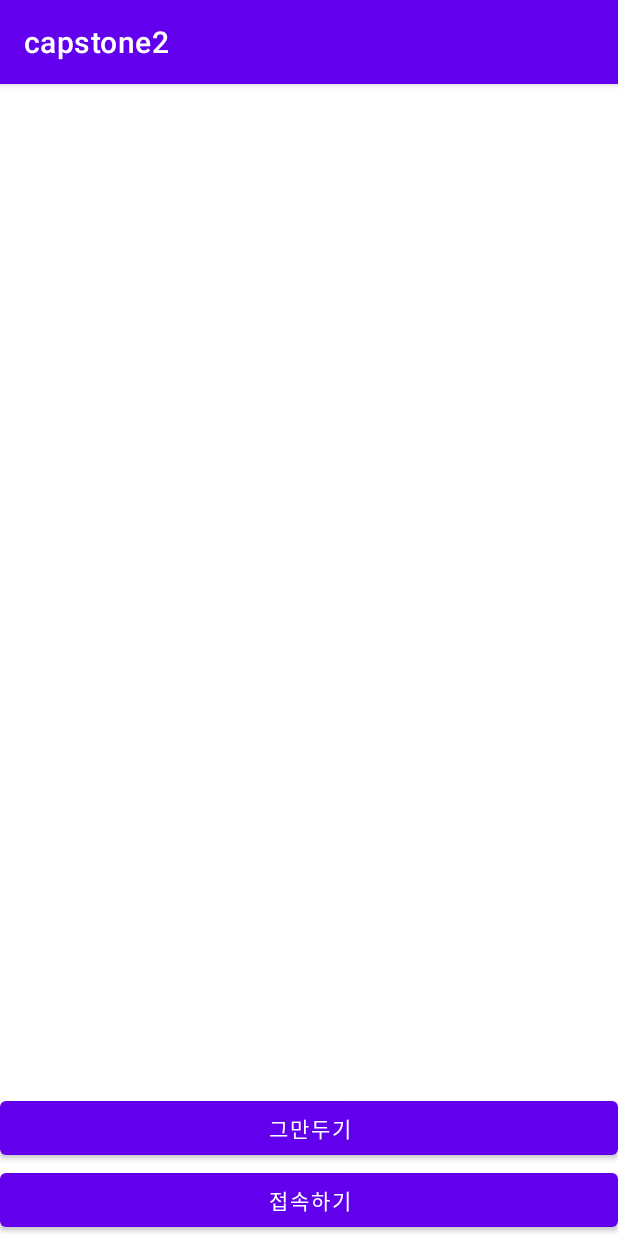
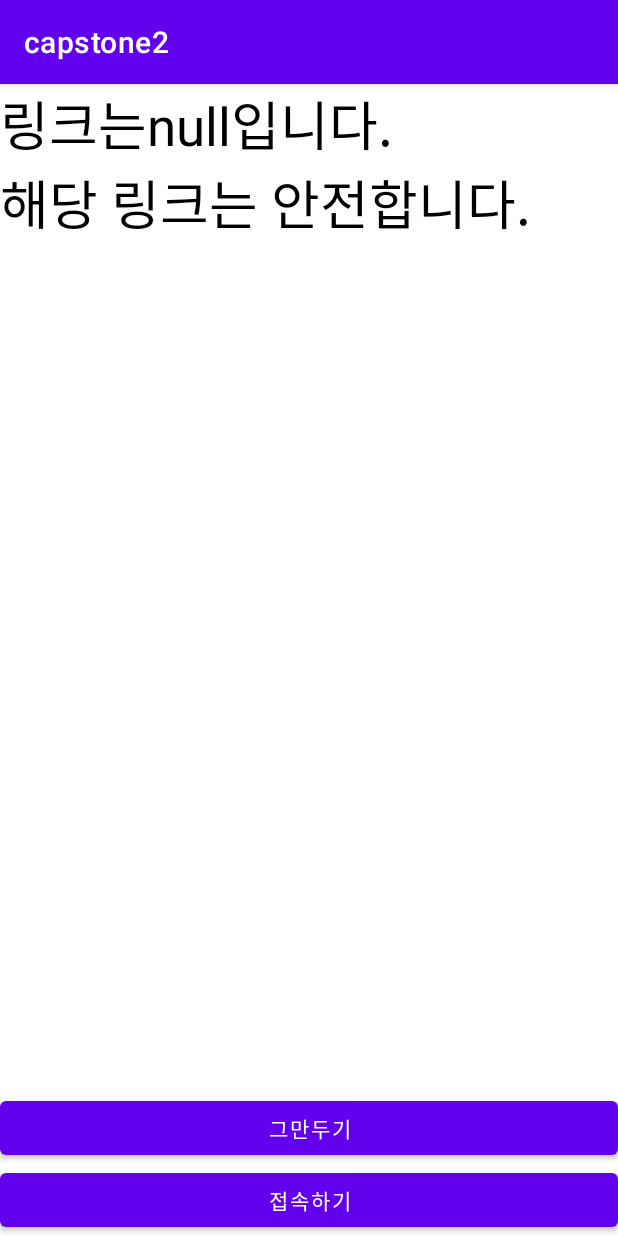
Before and after one commit to teamSCV/qshing-detector, an Android app: the Inspection_results screen opened directly, with no data from a screen before it, on a phone screen of 412 x 824 dp. Run offline under Robolectric (Android 15) with nearby library versions, the phone set to English and light mode, and no system bars; libraries missing offline, so code that uses them is left out: com.google.zxing.integration.

Commit message:
진짜 대에충 만든거

```diff
--- a/app/build.gradle
+++ b/app/build.gradle
@@ -36,4 +36,5 @@ dependencies {
     androidTestImplementation 'androidx.test.ext:junit:1.1.3'
     androidTestImplementation 'androidx.test.espresso:espresso-core:3.4.0'
     implementation 'com.journeyapps:zxing-android-embedded:3.6.0'
+    implementation group: 'com.opencsv', name: 'opencsv', version: '3.10'
 }
--- /dev/null
+++ b/app/src/main/assets/sample.csv
@@ -0,0 +1 @@
+https://web-france-app1.firebaseapp.com/
--- a/app/src/main/java/com/example/capstone2/Inspection_results.java
+++ b/app/src/main/java/com/example/capstone2/Inspection_results.java
@@ -12,23 +12,46 @@ import com.google.zxing.integration.android.IntentIntegrator;
 
 import org.w3c.dom.Text;
 
+import java.io.BufferedReader;
+import java.io.FileInputStream;
+import java.io.FileNotFoundException;
+import java.io.InputStream;
+import java.io.InputStreamReader;
+import java.io.IOException;
+import java.util.ArrayList;
+import java.util.List;
 public class Inspection_results extends AppCompatActivity
 {
     Button QRscan_stop;
     Button Join_link;
     TextView link;
-
+    TextView result;
+    String[] url={"https://attsbcbell-104995.weeblysite.com","https://guacharen.tk/web"};  //링크 마지막에 /지워야 함
     protected void onCreate(Bundle savedInstanceState)
     {
+
         super.onCreate(savedInstanceState);
         setContentView(R.layout.activity_inspection_result);
         Intent intent = getIntent();
         String text=intent.getStringExtra("link");
+
+        result=(TextView) findViewById(R.id.scan_result);
         link = (TextView) findViewById(R.id.qr_link) ;
         QRscan_stop= (Button)findViewById(R.id.close);
         Join_link= (Button)findViewById(R.id.join_site);
-        link.setText(text);
-
+        link.setText("링크는"+text+"입니다.");
+        for(int i=0;i<2;i++)
+        {
+            if(url[i].equals(text))
+            {
+                result.setText("해당 링크는 취약한 사이트 입니다.");
+                break;
+            }
+            else
+            {
+                result.setText("해당 링크는 안전합니다.");
+            }
+        }
         QRscan_stop.setOnClickListener(new View.OnClickListener()
         {
             @Override
@@ -47,4 +70,29 @@ public class Inspection_results extends AppCompatActivity
             }
         });
     }
+    public String readFile(String fileName) throws IOException
+    {
+        String filecontents="";
+        try{
+            InputStream iStream = openFileInput(fileName);
+            if(iStream !=null)
+            {
+                InputStreamReader iStreamReader=new InputStreamReader(iStream);
+                BufferedReader bufferedReader=new BufferedReader(iStreamReader);
+                String temp="";
+                StringBuffer sBuffer=new StringBuffer();
+                while((temp= bufferedReader.readLine())!=null)
+                {
+                    sBuffer.append(temp);
+                }
+                iStream.close();
+                filecontents=sBuffer.toString();
+
+            }
+        } catch(FileNotFoundException e)
+        {
+            e.printStackTrace();
+        }
+        return filecontents;
+    }
 }
--- a/app/src/main/res/layout/activity_inspection_result.xml
+++ b/app/src/main/res/layout/activity_inspection_result.xml
@@ -11,10 +11,17 @@
         android:layout_width="match_parent"
         android:layout_height="wrap_content"
         android:id="@+id/qr_link"
-        android:text="Name"
+        android:text="스캔 결과 링크는"
         android:textColor="#000000"
         android:textSize="35sp" />
 
+    <TextView
+        android:id="@+id/scan_result"
+        android:layout_width="match_parent"
+        android:layout_height="wrap_content"
+        android:text="스캔 결과 링크는"
+        android:textColor="#000000"
+        android:textSize="35sp" />
 
     <View
 
```
